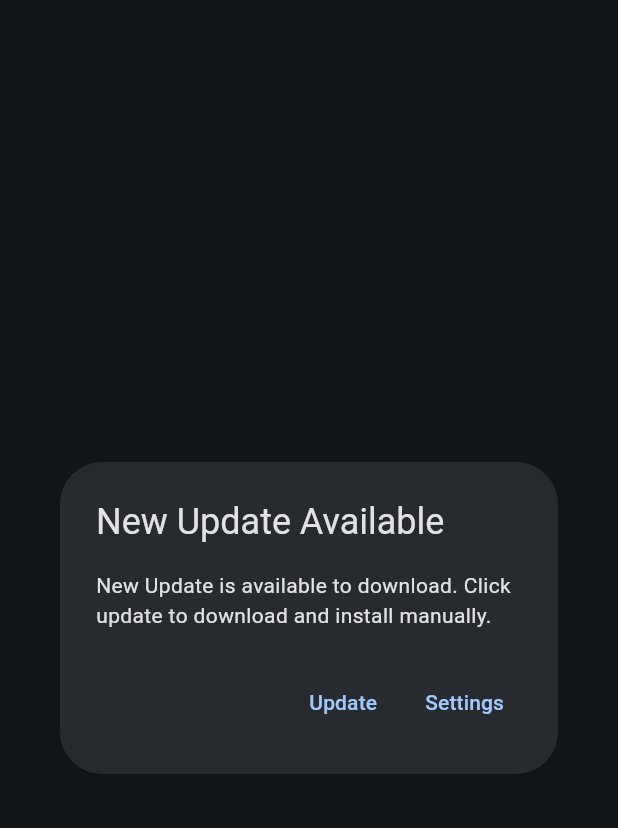
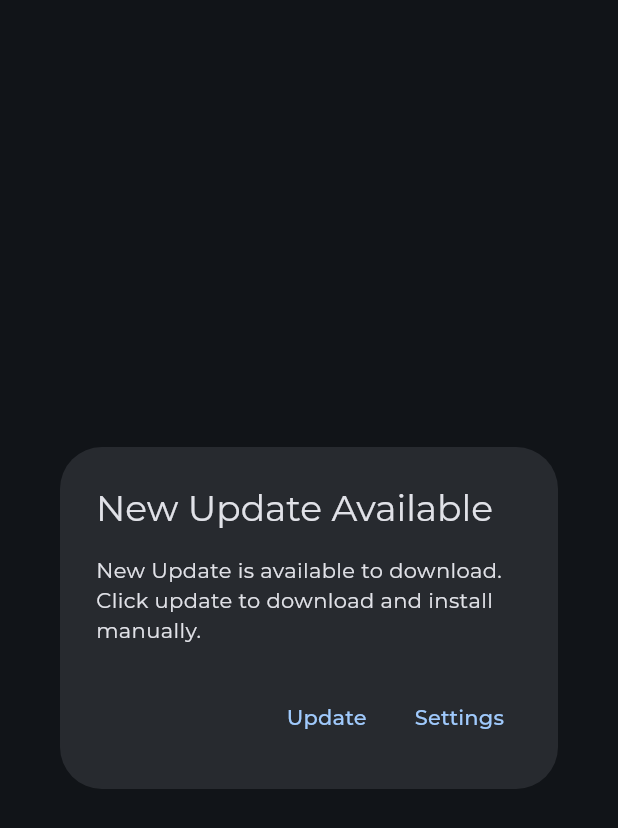
Before and after one commit to vedantjain8/localhub, a Flutter app: the screen it shows after launch, on a phone screen of 412 x 824 dp. Shown: the top 828 px of the screen. Run offline on Flutter 3.47's test engine with Material 3 defaults, Android fonts, the phone set to English and light mode, and no system bars; our stand-ins replace cached_network_image, csc_picker, dropdown_search, flutter_markdown, flutter_secure_storage, font_awesome_flutter and 4 more; network calls fail; project files that could hold a hidden picture were left out.

Commit message:
fix: app icon and font change

```diff
--- a/flutter/localhub/lib/themes/theme.dart
+++ b/flutter/localhub/lib/themes/theme.dart
@@ -2,6 +2,7 @@ import 'package:flutter/material.dart';
 import 'package:shared_preferences/shared_preferences.dart';
 
 class AppTheme {
+  static String fontFamily = 'Montserrat';
   static const String _brightness = 'brightness';
   static const String _color = 'color';
   static const String _colorSeed = 'colorSeed'; // New variable for color seed
@@ -19,6 +20,7 @@ class AppTheme {
         : ColorSeed.values[0];
 
     final theme = ThemeData(
+      fontFamily: fontFamily,
       colorSchemeSeed: savedColor != null
           ? Color(int.parse(savedColor))
           : currentColorSeed.color,
@@ -38,6 +40,7 @@ class AppTheme {
     final updatedTheme = ThemeData(
       colorSchemeSeed: color,
       brightness: brightness,
+      fontFamily: fontFamily,
     );
     themeNotifier.value = updatedTheme;
   }
```
Also changed, not shown: flutter/localhub/pubspec.yaml (+8 -0 lines), flutter/localhub/fonts/montserrat/MONTSERRATBOLD-DOWZD.TTF (added), flutter/localhub/fonts/montserrat/MONTSERRATLIGHT-6YEMM.OTF (added), flutter/localhub/fonts/montserrat/MONTSERRATMEDIUM-LGZ6E.OTF (added), flutter/localhub/fonts/montserrat/MONTSERRATREGULAR-BWBEL.TTF (added), flutter/localhub/pubspec.lock, 5 other files.
